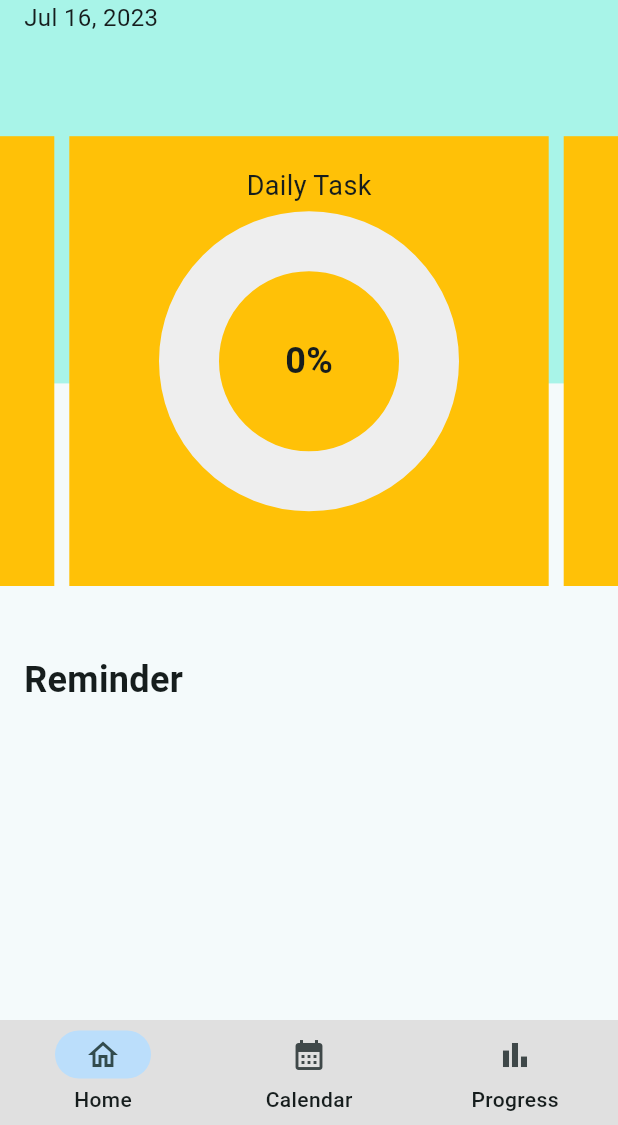
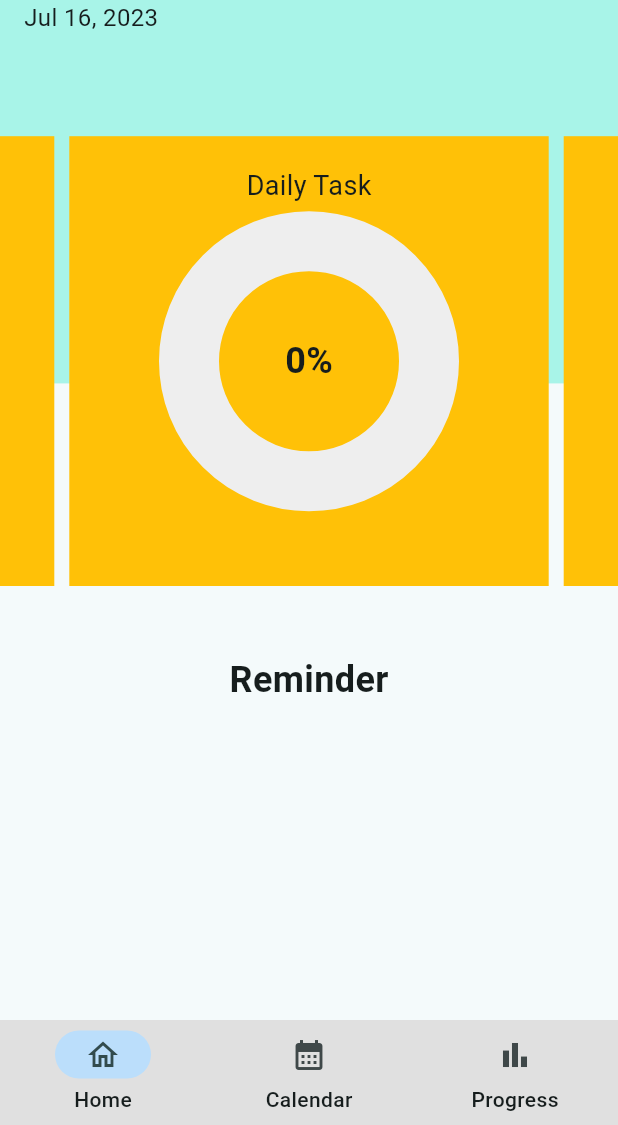
Before and after one commit to ConsLau/good_plan_lite, a Flutter app: the screen it shows after launch, on a phone screen of 412 x 824 dp, the part 111-1236 px from its top. Run offline on Flutter 3.47's test engine with Material 2 defaults, Android fonts, the light colour scheme and no system bars; drawn by our look-alikes of carousel_slider, fl_chart; our stand-ins replace sqflite, table_calendar; accounts and stored records are empty.

Commit message:
adjust section of the home page

```diff
--- a/lib/homePage.dart
+++ b/lib/homePage.dart
@@ -33,10 +33,10 @@ class _HomePageState extends State<HomePage> with TickerProviderStateMixin {
   @override
   Widget build(BuildContext context) {
     return Scaffold(
-      body: ListView(   // Replace the previous SizedBox with ListView
+      body: Column(
         children: [
           SizedBox(
-            height: MediaQuery.of(context).size.height * 0.6, // Adjust the height
+            height: MediaQuery.of(context).size.height * 0.6,
             child: Stack(
               children: [
                 Container(
@@ -54,7 +54,7 @@ class _HomePageState extends State<HomePage> with TickerProviderStateMixin {
                         ),
                         Text(
                           DateFormat.yMMMd()
-                              .format(DateTime.now()), // show current date
+                              .format(DateTime.now()),
                           style: TextStyle(fontSize: 16),
                         )
                       ],
@@ -136,7 +136,8 @@ class _HomePageState extends State<HomePage> with TickerProviderStateMixin {
               style: TextStyle(fontSize: 24, fontWeight: FontWeight.bold),
             ),
           ),
-          StreamBuilder<List<Task>>(
+          Expanded(
+          child: StreamBuilder<List<Task>>(
             stream: dbHelper.streamIncompleteTasksStartingToday(),
             builder: (context, snapshot) {
               if (snapshot.connectionState == ConnectionState.waiting) {
@@ -145,20 +146,24 @@ class _HomePageState extends State<HomePage> with TickerProviderStateMixin {
                   return Text('Error: ${snapshot.error}');
                 } else {
                   final tasks = snapshot.data!;
-                return ListView.builder(
-                  shrinkWrap: true,  // Use this to fit the ListView within another ListView
-                  physics: NeverScrollableScrollPhysics(), // Disable the scrolling of this ListView
+                  return Container(
+                    height: 300.0,
+                    child: ListView.builder(
                       itemCount: tasks.length,
                       itemBuilder: (context, index) {
                         final task = tasks[index];
                         return ListTile(
-                      title: Text(task.taskName), // Use your actual task fields
-                      subtitle: Text('Due on ${DateFormat('yyyy-MM-dd').format(task.taskDate)}'),
+                          title: Text(
+                              task.taskName), // Use your actual task fields
+                          subtitle: Text(
+                              'Due on ${DateFormat('yyyy-MM-dd').format(task.taskDate)}'),
                         );
                       },
+                    ),
                   );
                 }
             },
+          ),
           ),
         ],
       ),
```
Lines whose indentation alone changed are shown as unchanged.
